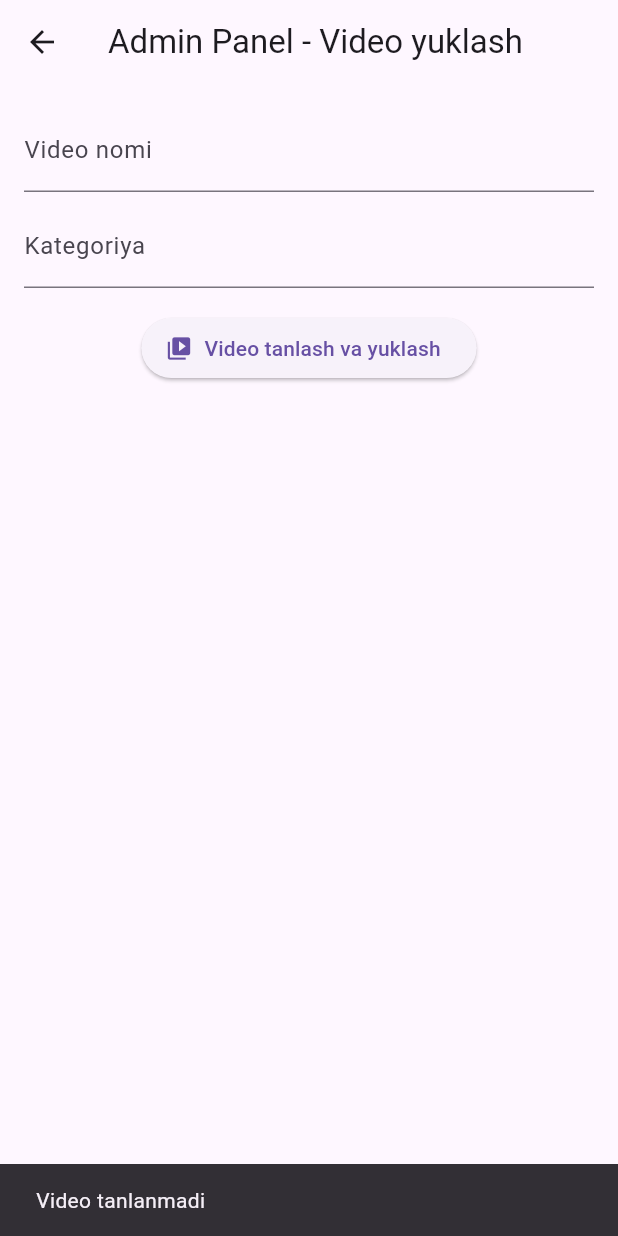
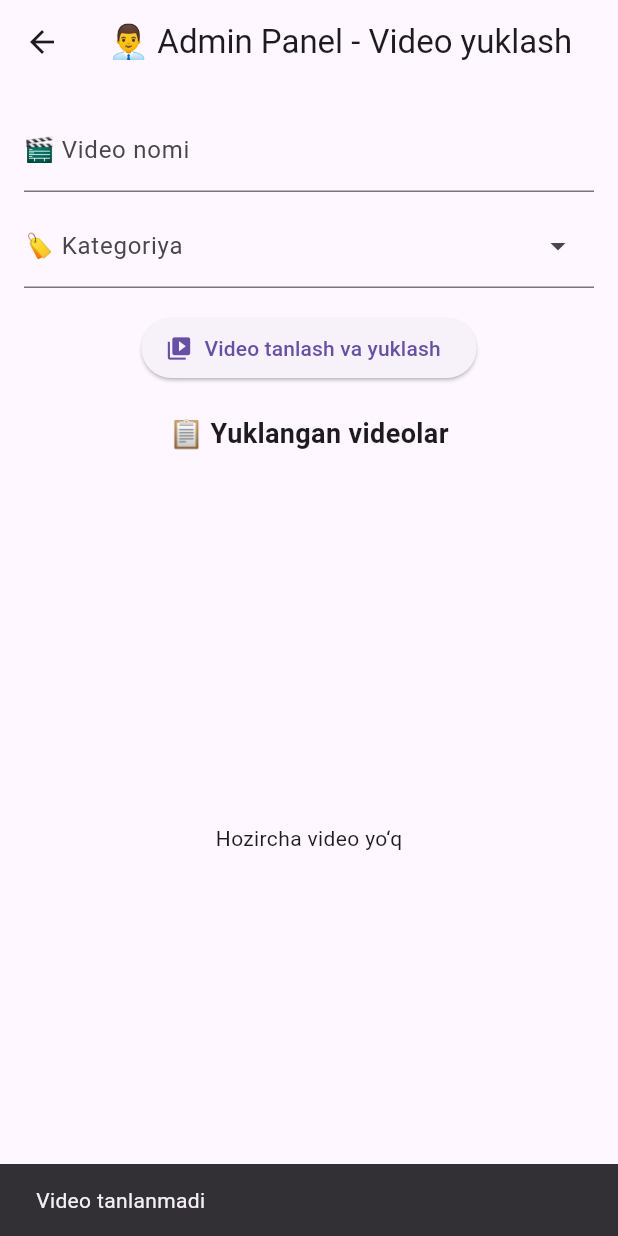
Before and after one commit to YuldoshMakhmud/englishOnline, a Flutter app: the AdminUploadScreen screen opened directly, after a tap on "Video tanlash va yuklash", on a phone screen of 412 x 824 dp. Run offline on Flutter 3.47's test engine with Material 3 defaults, Android fonts, the phone set to English and light mode, and no system bars; our stand-ins replace chewie, cloud_firestore, file_picker, firebase_core, firebase_storage, video_player; accounts and stored records are empty.

Commit message:
ctegory add

```diff
--- a/lib/admin_upload_screen.dart
+++ b/lib/admin_upload_screen.dart
@@ -13,26 +13,39 @@ class AdminUploadScreen extends StatefulWidget {
 
 class _AdminUploadScreenState extends State<AdminUploadScreen> {
   bool _isUploading = false;
+  double _progress = 0;
+
   final TextEditingController _titleController = TextEditingController();
   final TextEditingController _categoryController = TextEditingController();
+
+  // Oldindan mavjud kategoriyalar
+  final List<String> categories = [
+    'Reading',
+    'Listining',
+    'Writing',
+    'Speaking',
+  ];
 
   Future<void> _pickAndUploadVideo() async {
     final result = await FilePicker.platform.pickFiles(
       type: FileType.video,
-      withReadStream: true, // katta fayllar uchun stream
-      withData: false, // bytes emas, stream orqali yuboriladi
+      withReadStream: true,
+      withData: false,
     );
 
     if (result != null && result.files.isNotEmpty) {
-      setState(() => _isUploading = true);
+      setState(() {
+        _isUploading = true;
+        _progress = 0;
+      });
 
       final pickedFile = result.files.single;
+      final filePath = pickedFile.path;
       final fileName = pickedFile.name;
-      final filePath = pickedFile.path;
 
       if (filePath == null) {
         ScaffoldMessenger.of(context).showSnackBar(
-          const SnackBar(content: Text('Faylni olishning imkoni yo‘q')),
+          const SnackBar(content: Text('❌ Faylni olishning imkoni yo‘q')),
         );
         setState(() => _isUploading = false);
         return;
@@ -44,13 +57,13 @@ class _AdminUploadScreenState extends State<AdminUploadScreen> {
           'videos/${DateTime.now().millisecondsSinceEpoch}_$fileName',
         );
 
-        // Stream orqali yuklash
         final uploadTask = storageRef.putFile(file);
 
-        // Yuklash progressini kuzatish (ixtiyoriy)
+        // Progressni kuzatish
         uploadTask.snapshotEvents.listen((event) {
-          final progress = (event.bytesTransferred / event.totalBytes) * 100;
-          debugPrint('Yuklash: ${progress.toStringAsFixed(2)}%');
+          setState(() {
+            _progress = event.bytesTransferred / event.totalBytes;
+          });
         });
 
         final snapshot = await uploadTask;
@@ -62,15 +75,16 @@ class _AdminUploadScreenState extends State<AdminUploadScreen> {
               ? 'No title'
               : _titleController.text,
           'category': _categoryController.text.isEmpty
-              ? 'No category'
+              ? 'Boshqa'
               : _categoryController.text,
           'url': downloadUrl,
           'uploadedAt': FieldValue.serverTimestamp(),
         });
 
         ScaffoldMessenger.of(context).showSnackBar(
-          const SnackBar(content: Text('Video muvaffaqiyatli yuklandi!')),
+          const SnackBar(content: Text('✅ Video muvaffaqiyatli yuklandi!')),
         );
+
         _titleController.clear();
         _categoryController.clear();
       } catch (e) {
@@ -90,27 +104,107 @@ class _AdminUploadScreenState extends State<AdminUploadScreen> {
   @override
   Widget build(BuildContext context) {
     return Scaffold(
-      appBar: AppBar(title: const Text('Admin Panel - Video yuklash')),
+      appBar: AppBar(title: const Text('👨‍💼 Admin Panel - Video yuklash')),
       body: Padding(
         padding: const EdgeInsets.all(16),
         child: Column(
           children: [
             TextField(
               controller: _titleController,
-              decoration: const InputDecoration(labelText: 'Video nomi'),
+              decoration: const InputDecoration(labelText: '🎬 Video nomi'),
             ),
             const SizedBox(height: 8),
+
+            // 🔽 Kategoriya matn + popup
             TextField(
               controller: _categoryController,
-              decoration: const InputDecoration(labelText: 'Kategoriya'),
+              decoration: InputDecoration(
+                labelText: '🏷 Kategoriya',
+                suffixIcon: PopupMenuButton<String>(
+                  icon: const Icon(Icons.arrow_drop_down),
+                  onSelected: (String value) {
+                    _categoryController.text = value;
+                  },
+                  itemBuilder: (BuildContext context) {
+                    return categories.map((String choice) {
+                      return PopupMenuItem<String>(
+                        value: choice,
+                        child: Text(choice),
+                      );
+                    }).toList();
+                  },
+                ),
+              ),
             ),
             const SizedBox(height: 16),
+
+            // 📤 Yuklash tugmasi
             ElevatedButton.icon(
               onPressed: _isUploading ? null : _pickAndUploadVideo,
               icon: const Icon(Icons.video_library),
               label: _isUploading
-                  ? const CircularProgressIndicator(color: Colors.white)
+                  ? const Text('Yuklanmoqda...')
                   : const Text('Video tanlash va yuklash'),
+            ),
+
+            // 📊 Yuklanish progress
+            if (_isUploading)
+              Padding(
+                padding: const EdgeInsets.symmetric(vertical: 10),
+                child: LinearProgressIndicator(value: _progress),
+              ),
+
+            const SizedBox(height: 20),
+            const Text(
+              '📋 Yuklangan videolar',
+              style: TextStyle(fontWeight: FontWeight.bold, fontSize: 18),
+            ),
+            const SizedBox(height: 8),
+
+            // 🔥 Firestore’dan yuklangan videolarni chiqarish
+            Expanded(
+              child: StreamBuilder<QuerySnapshot>(
+                stream: FirebaseFirestore.instance
+                    .collection('videos')
+                    .orderBy('uploadedAt', descending: true)
+                    .snapshots(),
+                builder: (context, snapshot) {
+                  if (!snapshot.hasData) {
+                    return const Center(child: CircularProgressIndicator());
+                  }
+                  final videos = snapshot.data!.docs;
+                  if (videos.isEmpty) {
+                    return const Center(child: Text('Hozircha video yo‘q'));
+                  }
+                  return ListView.builder(
+                    itemCount: videos.length,
+                    itemBuilder: (context, index) {
+                      final data = videos[index].data() as Map<String, dynamic>;
+                      return Card(
+                        child: ListTile(
+                          leading: const Icon(
+                            Icons.play_circle_fill,
+                            color: Colors.blue,
+                          ),
+                          title: Text(data['title'] ?? ''),
+                          subtitle: Text(
+                            'Kategoriya: ${data['category'] ?? ''}',
+                          ),
+                          trailing: IconButton(
+                            icon: const Icon(Icons.delete, color: Colors.red),
+                            onPressed: () async {
+                              await FirebaseFirestore.instance
+                                  .collection('videos')
+                                  .doc(videos[index].id)
+                                  .delete();
+                            },
+                          ),
+                        ),
+                      );
+                    },
+                  );
+                },
+              ),
             ),
           ],
         ),
--- a/lib/main.dart
+++ b/lib/main.dart
@@ -1,8 +1,10 @@
 import 'package:flutter/material.dart';
 import 'package:firebase_core/firebase_core.dart';
-import 'package:mumtozadmin/user_home_scrren.dart';
 import 'firebase_options.dart';
+
+// ✅ To‘g‘ri importlar
 import 'admin_upload_screen.dart';
+import 'user_home_screen.dart';
 
 void main() async {
   WidgetsFlutterBinding.ensureInitialized();
@@ -19,6 +21,7 @@ class MyApp extends StatelessWidget {
       title: 'Video App',
       theme: ThemeData(primarySwatch: Colors.blue),
       home: const RoleSelector(),
+      debugShowCheckedModeBanner: false,
     );
   }
 }
```
Also changed, not shown: lib/category_videos_screen.dart (renamed from lib/user_home_scrren.dart, +14 -10 lines), lib/models/video_model.dart (+8 -1 lines), lib/user_home_screen.dart (added, +188 -0 lines).
